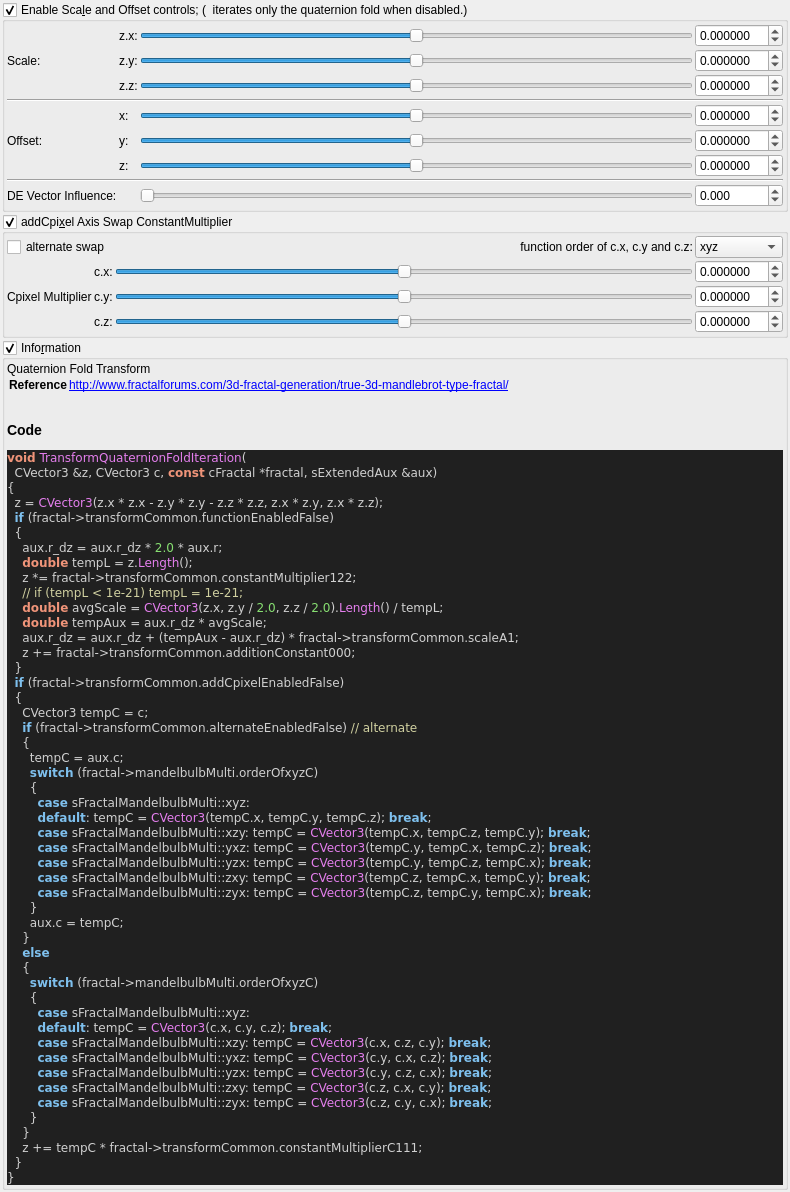
buddhi1980/mandelbulber2, file mandelbulber2/qt_data/fractal_transf_quaternion_fold.ui: the form before one commit.
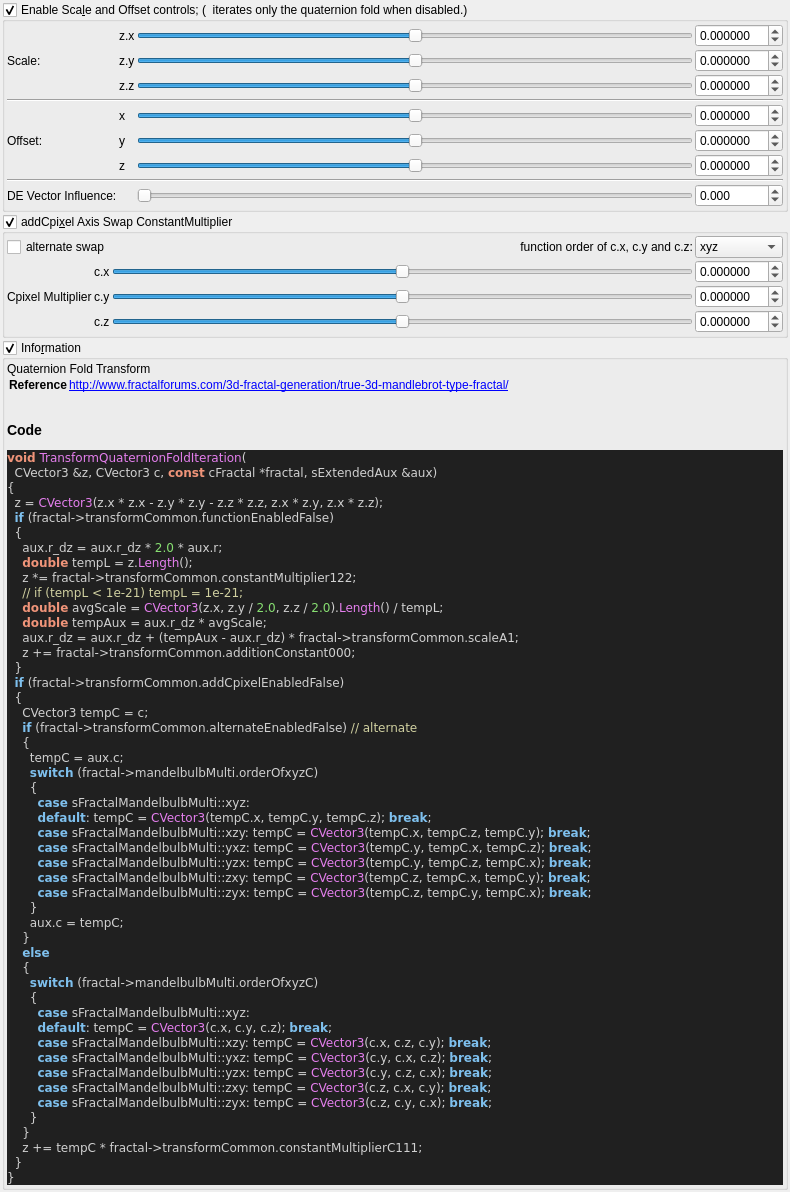
The form after the commit. Custom widgets are drawn as their Qt base class.

Diff of the .ui file:
```diff
--- a/mandelbulber2/qt_data/fractal_transf_quaternion_fold.ui
+++ b/mandelbulber2/qt_data/fractal_transf_quaternion_fold.ui
@@ -111,7 +111,7 @@
         <item row="4" column="2">
          <widget class="QLabel" name="label_98">
           <property name="text">
-           <string>z.z:</string>
+           <string notr="true">z.z</string>
           </property>
          </widget>
         </item>
@@ -231,7 +231,7 @@
         <item row="2" column="2">
          <widget class="QLabel" name="label_93">
           <property name="text">
-           <string>z.x:</string>
+           <string notr="true">z.x</string>
           </property>
          </widget>
         </item>
@@ -282,7 +282,7 @@
         <item row="8" column="2">
          <widget class="QLabel" name="label_114">
           <property name="text">
-           <string>z:</string>
+           <string notr="true">z</string>
           </property>
          </widget>
         </item>
@@ -311,7 +311,7 @@
         <item row="3" column="2">
          <widget class="QLabel" name="label_90">
           <property name="text">
-           <string>z.y:</string>
+           <string notr="true">z.y</string>
           </property>
          </widget>
         </item>
@@ -418,7 +418,7 @@
         <item row="7" column="2">
          <widget class="QLabel" name="label_113">
           <property name="text">
-           <string>y:</string>
+           <string notr="true">y</string>
           </property>
          </widget>
         </item>
@@ -460,7 +460,7 @@
         <item row="6" column="2">
          <widget class="QLabel" name="label_112">
           <property name="text">
-           <string>x:</string>
+           <string notr="true">x</string>
           </property>
          </widget>
         </item>
@@ -631,7 +631,7 @@
         <item row="1" column="1">
          <widget class="QLabel" name="label_109">
           <property name="text">
-           <string>c.x:</string>
+           <string notr="true">c.x</string>
           </property>
          </widget>
         </item>
@@ -728,7 +728,7 @@
         <item row="2" column="1">
          <widget class="QLabel" name="label_110">
           <property name="text">
-           <string>c.y:</string>
+           <string notr="true">c.y</string>
           </property>
          </widget>
         </item>
@@ -752,7 +752,7 @@
         <item row="3" column="1">
          <widget class="QLabel" name="label_111">
           <property name="text">
-           <string>c.z:</string>
+           <string notr="true">c.z</string>
           </property>
          </widget>
         </item>
```
Left out of the diff: 12 changed lines with no effect on the pictures.
